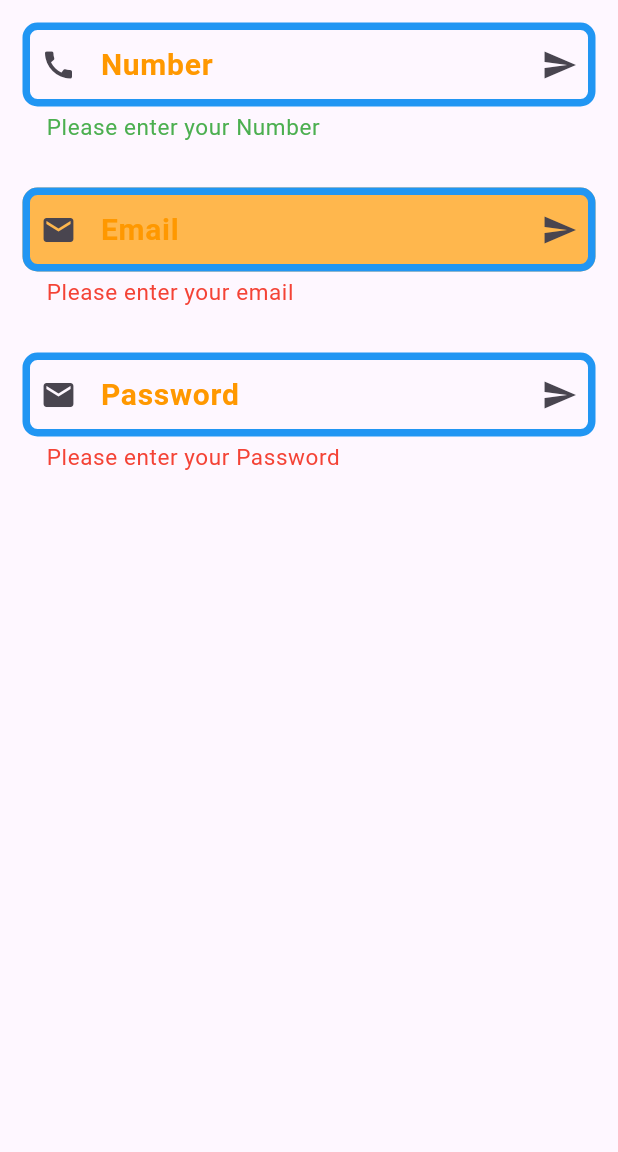
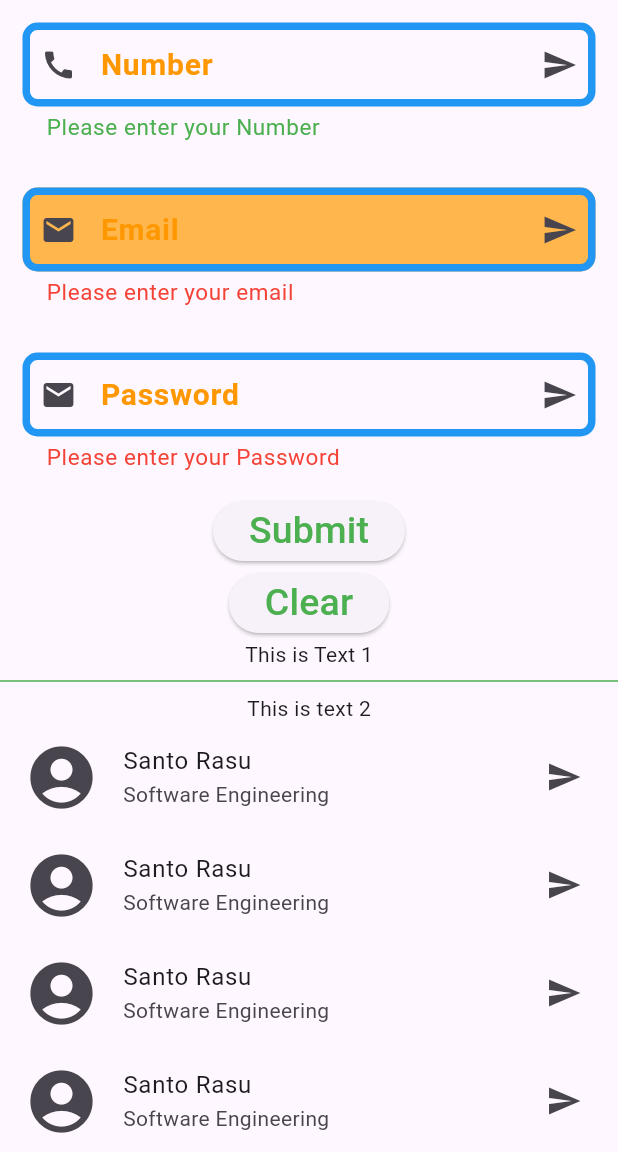
Before and after one commit to santorasu/flutter_practices, a Flutter app: the screen it shows after launch, on a phone screen of 412 x 824 dp, the part 84-1236 px from its top. Run offline on Flutter 3.47's test engine with Material 3 defaults, Android fonts, the light colour scheme and no system bars.

Commit message:
This is practice of module 8 | Navigation | Theme

```diff
--- a/lib/main.dart
+++ b/lib/main.dart
@@ -21,6 +21,10 @@ class Home extends StatelessWidget {
 
   @override
   Widget build(BuildContext context) {
+    TextEditingController _numberController = TextEditingController();
+    TextEditingController _emailController = TextEditingController();
+    TextEditingController _passwordController = TextEditingController();
+
     return Scaffold(
       appBar: AppBar(
         backgroundColor: Colors.blue,
@@ -34,11 +38,14 @@ class Home extends StatelessWidget {
           ],
         ),
       ),
-      body: Column(
+      body: SingleChildScrollView(
+        child: Column(
          children: [
+           //Number
            Padding(
              padding: const EdgeInsets.all(15.0),
              child: TextField(
+               controller: _numberController,
                keyboardType: TextInputType.number,
                  decoration: InputDecoration(
                      filled: false,
@@ -74,10 +81,12 @@ class Home extends StatelessWidget {
                  )
              ),
            ),
-
+            //Email
            Padding(
              padding: const EdgeInsets.all(15.0),
              child: TextField(
+               controller: _emailController,
+               keyboardType: TextInputType.emailAddress,
                decoration: InputDecoration(
                  filled: true,
                  fillColor: Colors.orange.shade300,
@@ -112,10 +121,12 @@ class Home extends StatelessWidget {
                )
                ),
              ),
-
+            //Password
            Padding(
              padding: const EdgeInsets.all(15.0),
              child: TextField(
+               controller: _passwordController,
+                 keyboardType: TextInputType.visiblePassword,
                  obscureText: true,
                  decoration: InputDecoration(
                      filled: false,
@@ -151,8 +162,56 @@ class Home extends StatelessWidget {
                  )
              ),
            ),
+
+
+           ElevatedButton(onPressed: (){
+             print(_numberController.text);
+             print(_emailController.text);
+             print(_passwordController.text);
+           }, child: Text("Submit",style: TextStyle(fontSize: 25,color: Colors.green),)),
+           ElevatedButton(onPressed: (){
+             _numberController.clear();
+             _emailController.clear();
+             _passwordController.clear();
+           }, child: Text("Clear",style: TextStyle(
+             fontSize: 25,
+             color: Colors.green,
+           ),)),
+           Text("This is Text 1"),
+           Divider(color: Colors.green,),
+           Text("This is text 2"),
+
+
+           ListTile(
+             title: Text("Santo Rasu"),
+             subtitle: Text("Software Engineering"),
+             leading: Icon(Icons.account_circle,size: 50,),
+             trailing: Icon(Icons.send),
+             onTap: (){
+               print("ListTile Clicked");
+
+             },
+           ),
+
+          SizedBox(
+            height: 250,
+            child:  ListView.builder(
+              itemCount: 15,
+              itemBuilder: (context,index){
+                return ListTile(
+                  title: Text("Santo Rasu"),
+                  subtitle: Text("Software Engineering"),
+                  leading: Icon(Icons.account_circle,size: 50,),
+                  trailing: Icon(Icons.send),
+                  onTap: (){
+                    print("ListTile Clicked");
+
+                  },
+                );
+              }),)
          ],
 
+        ),
       ),
     );
   }
```
Lines whose indentation alone changed are shown as unchanged.
